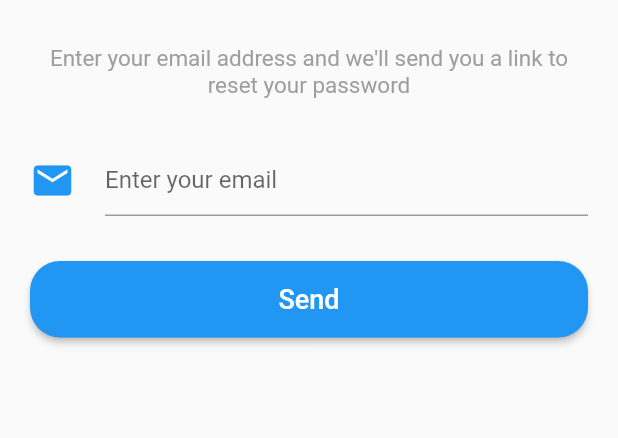
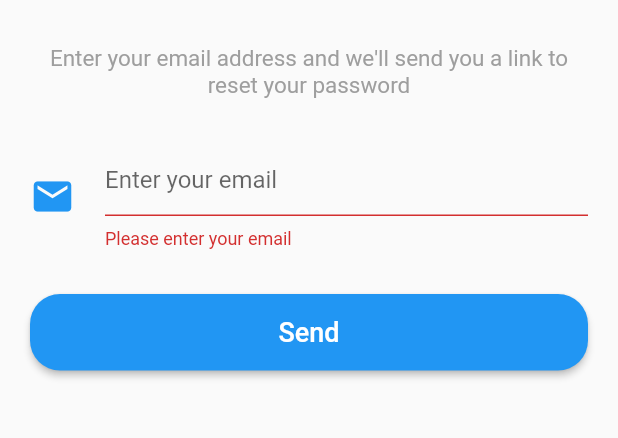
Before and after one commit to sonicduc123/1-on-1-learning, a Flutter app: the ForgotPassword screen opened by its route, after a tap on "Send", on a phone screen of 412 x 824 dp, the part 309-747 px from its top. Run offline on Flutter 3.47's test engine with Material 2 defaults, Android fonts, the phone set to English and light mode, and no system bars.

Commit message:
handle forgot password

```diff
--- a/lib/data/network/endpoints.dart
+++ b/lib/data/network/endpoints.dart
@@ -2,14 +2,11 @@ class Endpoints {
   Endpoints._();
 
   // base url
-  static const String baseUrl = "https://sandbox.api.lettutor.com";
-
-  // receiveTimeout
-  static const int receiveTimeout = 15000;
-
-  // connectTimeout
-  static const int connectionTimeout = 30000;
+  static const String baseUrl = "https://sandbox.api.lettutor.com/";
 
   // register endpoints
-  static const String register = baseUrl + "/auth/register";
+  static const String register = baseUrl + "auth/register";
+
+  // forgot password
+  static const String forgotPassword = baseUrl + "user/forgotPassword";
 }
--- a/lib/ui/authentication/forgot_password.dart
+++ b/lib/ui/authentication/forgot_password.dart
@@ -1,8 +1,13 @@
+import 'dart:convert';
 import 'dart:developer';
 
 import 'package:flutter/material.dart';
+import 'package:http/http.dart';
+import 'package:let_tutor/data/network/endpoints.dart';
+import 'package:let_tutor/models/error.dart';
 import 'package:let_tutor/widgets/app_bar.dart';
 import 'package:let_tutor/widgets/button_expanded.dart';
+import 'package:let_tutor/widgets/dialog.dart';
 import 'package:let_tutor/widgets/input_with_icon.dart';
 import 'package:let_tutor/widgets/space.dart';
 
@@ -14,7 +19,29 @@ class ForgotPassword extends StatefulWidget {
 }
 
 class _ForgotPasswordState extends State<ForgotPassword> {
+  final formKey = GlobalKey<FormState>();
   TextEditingController emailController = TextEditingController();
+  bool isLoading = false;
+
+  Future<void> onForgotPasswordPress() async {
+    setState(() {
+      isLoading = true;
+    });
+
+    Response response = await post(Uri.parse(Endpoints.forgotPassword),
+        body: {'email': emailController.text});
+
+    if (response.statusCode != 200) {
+      ErrorFetch errorFetch = ErrorFetch.fromJson(jsonDecode(response.body));
+      ScaffoldMessenger.of(context)
+          .showSnackBar(SnackBar(content: Text(errorFetch.message!)));
+    } else {
+      makeDialog(
+          'Check your email',
+          'We just send an email to you with a link to reset your password',
+          context);
+    }
+  }
 
   @override
   Widget build(BuildContext context) {
@@ -34,12 +61,12 @@ class _ForgotPasswordState extends State<ForgotPassword> {
     );
 
     Widget inputEmail =
-        createInputWithIcon(Icons.mail, 'Enter your email', emailController);
+        createInputWithIcon(Icons.mail, 'email', emailController);
 
-    Widget sendButton = createButtonExpanded('Send', action: () {
-      log('Forgot password: ');
-      log('Email: ' + emailController.text);
-      log('------------------------------------');
+    Widget sendButton = createButtonExpanded('Send', action: () async {
+      if (formKey.currentState!.validate()) {
+        await onForgotPasswordPress();
+      }
     });
 
     return Scaffold(
@@ -54,7 +81,7 @@ class _ForgotPasswordState extends State<ForgotPassword> {
               space(30),
               description,
               space(30),
-              inputEmail,
+              Form(key: formKey, child: inputEmail),
               space(30),
               sendButton,
             ],
--- a/lib/utils/validate_input.dart
+++ b/lib/utils/validate_input.dart
@@ -2,8 +2,8 @@ String? validate_input(String? value, String? type) {
   if (value == null || value.isEmpty) {
     return 'Please enter your $type';
   }
-  switch (type) {
-    case 'Email':
+  switch (type?.toLowerCase()) {
+    case 'email':
       if (!value.contains('@')) {
         return 'Your email is missing "@" character';
       }
@@ -11,7 +11,7 @@ String? validate_input(String? value, String? type) {
         return 'Your email is missing "." character';
       }
       break;
-    case 'Password': case 'Confirm password':
+    case 'password': case 'confirm password':
       if (value.length < 6) {
         return 'Your password must be has at least 6 character';
       }
--- a/lib/widgets/input_with_icon.dart
+++ b/lib/widgets/input_with_icon.dart
@@ -1,7 +1,10 @@
 import 'package:flutter/material.dart';
+import 'package:let_tutor/utils/validate_input.dart';
 import 'space.dart';
 
-Widget createInputWithIcon(IconData icon, String hint, TextEditingController controller) => Row(
+Widget createInputWithIcon(
+        IconData icon, String hint, TextEditingController controller) =>
+    Row(
       children: [
         Icon(
           icon,
@@ -13,8 +16,9 @@ Widget createInputWithIcon(IconData icon, String hint, TextEditingController con
           child: TextFormField(
             controller: controller,
             decoration: InputDecoration(
-              hintText: hint,
+              hintText: "Enter your " + hint.toLowerCase(),
             ),
+            validator: (value) => validate_input(value, hint),
           ),
         ),
       ],
```
Also changed, not shown: lib/ui/authentication/widgets/register_form.dart (+2 -29 lines), lib/widgets/dialog.dart (added, +28 -0 lines).
